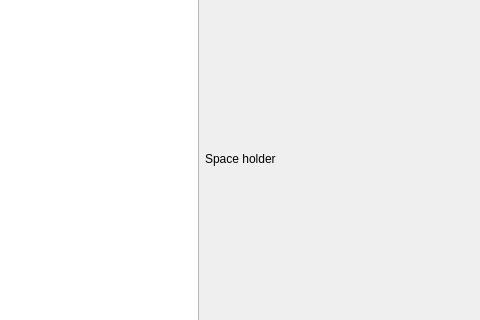
Old version of the form HyAn/ui/pumping_data.ui in the repository dhanush-2501/hydro-analyzer; both pictures show x 132 to 612 and y 258 to 578 of the 813 by 736 pixel window.
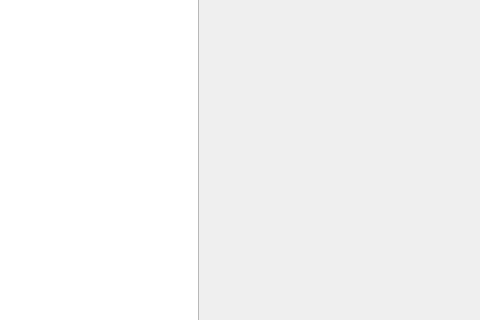
New version of the form. Custom widgets are drawn as their Qt base class.

Commit message: Created custom widgets for graph

Diff of the .ui file:
```diff
--- a/HyAn/ui/pumping_data.ui
+++ b/HyAn/ui/pumping_data.ui
@@ -121,16 +121,20 @@
       </layout>
      </item>
      <item>
-      <widget class="QLabel" name="lbl_scatter_graph_space_hoder">
-       <property name="text">
-        <string>Space holder</string>
-       </property>
-      </widget>
+      <widget class="DrawdownCurve" name="wid_plt_graph" native="true"/>
      </item>
     </layout>
    </item>
   </layout>
  </widget>
+ <customwidgets>
+  <customwidget>
+   <class>DrawdownCurve</class>
+   <extends>QWidget</extends>
+   <header>drawdown_curve.py</header>
+   <container>1</container>
+  </customwidget>
+ </customwidgets>
  <resources/>
  <connections/>
 </ui>
```
The commit also changes 3 other files.
